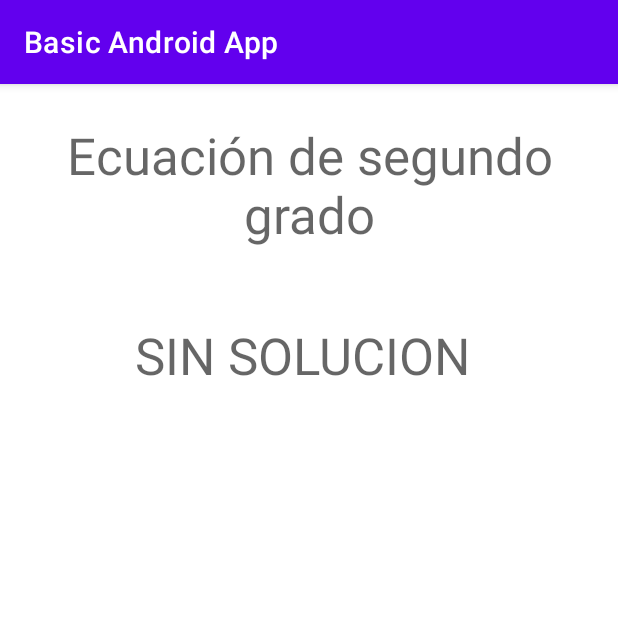
After one commit to WilsonAG/basic-android-app, an Android app: the EcRoots screen opened directly, with no data from a screen before it, on a phone screen of 412 x 824 dp, the top half of it. The commit adds this screen. Run offline under Robolectric (Android 15) with nearby library versions, the phone set to English and light mode, and no system bars.

Commit message:
Second grade equation view and controller

```diff
--- a/app/src/main/AndroidManifest.xml
+++ b/app/src/main/AndroidManifest.xml
@@ -10,6 +10,7 @@
         android:roundIcon="@mipmap/ic_launcher_round"
         android:supportsRtl="true"
         android:theme="@style/Theme.BasicAndroidApp">
+        <activity android:name=".EcRoots" />
         <activity android:name=".StudentStatus" />
         <activity
             android:name=".MainActivity"
--- /dev/null
+++ b/app/src/main/java/com/will/basicandroidapp/EcRoots.java
@@ -0,0 +1,77 @@
+package com.will.basicandroidapp;
+
+import androidx.appcompat.app.AppCompatActivity;
+
+import android.os.Bundle;
+import android.view.View;
+import android.widget.TextView;
+
+import java.text.DecimalFormat;
+
+public class EcRoots extends AppCompatActivity {
+
+    private TextView eq;
+
+    @Override
+    protected void onCreate(Bundle savedInstanceState) {
+        super.onCreate(savedInstanceState);
+        setContentView(R.layout.activity_ec_roots);
+
+        this.eq = findViewById(R.id.equation);
+
+        findViewById(R.id.lblRoots).setVisibility(View.INVISIBLE);
+
+        this.initActivity();
+    }
+
+    private void solveEq(int a, int b, int c) {
+
+        TextView lblRoots = findViewById(R.id.lblRoots),
+                sol1 = findViewById(R.id.root1),
+                sol2 = findViewById(R.id.root2);
+
+        try {
+            double root = Math.pow(b, 2) - (4 * a * c);
+            double x1 = -b + Math.sqrt(root);
+            double x2 = -b - Math.sqrt(root);
+
+            x1 =  x1 / (2 * a);
+            x2 = x2 / (2 * a);
+
+            if (Double.isNaN(x1) || Double.isNaN(x2)){
+                this.eq.setText(R.string.no_sol);
+                lblRoots.setVisibility(View.INVISIBLE);
+                sol1.setVisibility(View.INVISIBLE);
+                sol2.setVisibility(View.INVISIBLE);
+            }
+
+            DecimalFormat df = new DecimalFormat("#.####");
+
+            sol1.setText(new StringBuilder("X1: ").append(df.format(x1)));
+            sol2.setText(new StringBuilder("X2: ").append(df.format(x2)));
+        } catch (Exception ex) {
+            this.eq.setText(R.string.no_sol);
+            lblRoots.setVisibility(View.INVISIBLE);
+            sol1.setVisibility(View.INVISIBLE);
+            sol2.setVisibility(View.INVISIBLE);
+        }
+
+
+    }
+
+    private void initActivity() {
+        int a = getIntent().getIntExtra("a", 0),
+                b = getIntent().getIntExtra("b", 0),
+                c = getIntent().getIntExtra("c", 0);
+
+
+        StringBuilder eqText = new StringBuilder();
+        eqText.append(a).append("x^2 + ");
+        eqText.append(b).append("x + ");
+        eqText.append(c);
+        this.eq.setText(eqText);
+
+        // Solve equation
+        this.solveEq(a, b, c);
+    }
+}
--- a/app/src/main/java/com/will/basicandroidapp/MainActivity.java
+++ b/app/src/main/java/com/will/basicandroidapp/MainActivity.java
@@ -49,7 +49,7 @@ public class MainActivity extends AppCompatActivity implements AdapterView.OnIte
                 break;
             case 1:
                 text.setText(R.string.lbl2);
-                this.etData.setHint("Ej: 2x^2 + 10x + 3");
+                this.etData.setHint("Ej: 2;4;8");
                 break;
             case 2:
                 text.setText(R.string.lbl3);
@@ -73,7 +73,7 @@ public class MainActivity extends AppCompatActivity implements AdapterView.OnIte
 
     private void onClick(View v) {
         String data = this.etData.getText().toString().trim();
-        if (data == null || data.equals("")) {
+        if (data.equals("")) {
             Toast.makeText(this, "Por favor ingrese los datos.", Toast.LENGTH_LONG).show();
             return;
         }
@@ -81,7 +81,29 @@ public class MainActivity extends AppCompatActivity implements AdapterView.OnIte
         Intent nextPage = null;
         switch (selectedItem) {
             case 1:
-                Toast.makeText(this, "Ejercicio 2", Toast.LENGTH_LONG).show();
+                nextPage = new Intent(this, EcRoots.class);
+                try {
+                    String[] values = data.split(";");
+                    int a = Integer.parseInt(values[0]),
+                            b = Integer.parseInt(values[1]),
+                            c = Integer.parseInt(values[2]);
+                    if (values.length > 3) {
+                        this.showToast("Solo puede ingresar 3 valores.");
+                        return;
+                    }
+
+                    if (a == 0) {
+                        this.showToast("el valor de a debe ser diferente de 0.");
+                        return;
+                    }
+
+                    nextPage.putExtra("a", a);
+                    nextPage.putExtra("b", b);
+                    nextPage.putExtra("c", c);
+                } catch (Exception ex) {
+                    this.showToast("Ingrese los valores en el formato a;b;c");
+                    return;
+                }
                 break;
             case 2:
                 Toast.makeText(this, " el 3", Toast.LENGTH_LONG).show();
--- /dev/null
+++ b/app/src/main/res/layout/activity_ec_roots.xml
@@ -0,0 +1,100 @@
+<?xml version="1.0" encoding="utf-8"?>
+<androidx.constraintlayout.widget.ConstraintLayout xmlns:android="http://schemas.android.com/apk/res/android"
+    xmlns:app="http://schemas.android.com/apk/res-auto"
+    xmlns:tools="http://schemas.android.com/tools"
+    android:layout_width="match_parent"
+    android:layout_height="match_parent"
+    tools:context=".EcRoots">
+
+    <ScrollView
+        android:layout_width="match_parent"
+        android:layout_height="match_parent">
+
+
+        <androidx.constraintlayout.widget.ConstraintLayout
+            android:layout_width="match_parent"
+            android:layout_height="wrap_content">
+            <TextView
+                android:id="@+id/tvEcRoots"
+                android:layout_width="328dp"
+                android:layout_height="86dp"
+                android:layout_marginStart="16dp"
+                android:layout_marginLeft="16dp"
+                android:layout_marginTop="24dp"
+                android:layout_marginEnd="16dp"
+                android:layout_marginRight="16dp"
+                android:gravity="center"
+                android:text="@string/roots_title"
+                android:textAppearance="@style/TextAppearance.AppCompat.Display1"
+                app:layout_constraintEnd_toEndOf="parent"
+                app:layout_constraintStart_toStartOf="parent"
+                app:layout_constraintTop_toTopOf="parent" />
+
+            <TextView
+                android:id="@+id/equation"
+                android:layout_width="wrap_content"
+                android:layout_height="wrap_content"
+                android:layout_marginStart="16dp"
+                android:layout_marginLeft="16dp"
+                android:layout_marginTop="48dp"
+                android:layout_marginEnd="24dp"
+                android:layout_marginRight="24dp"
+                android:text="@string/equation"
+                android:textAppearance="@style/TextAppearance.AppCompat.Display1"
+                app:layout_constraintEnd_toEndOf="parent"
+                app:layout_constraintHorizontal_bias="0.498"
+                app:layout_constraintStart_toStartOf="parent"
+                app:layout_constraintTop_toBottomOf="@+id/tvEcRoots" />
+
+            <TextView
+                android:id="@+id/lblRoots"
+                android:layout_width="wrap_content"
+                android:layout_height="wrap_content"
+                android:layout_marginStart="16dp"
+                android:layout_marginLeft="16dp"
+                android:layout_marginTop="24dp"
+                android:layout_marginEnd="16dp"
+                android:layout_marginRight="16dp"
+                android:text="@string/lblroots"
+                app:layout_constraintEnd_toEndOf="parent"
+                app:layout_constraintStart_toStartOf="parent"
+                app:layout_constraintTop_toBottomOf="@+id/equation" />
+
+            <TextView
+                android:id="@+id/root1"
+                android:layout_width="120dp"
+                android:layout_height="32dp"
+                android:layout_marginStart="16dp"
+                android:layout_marginLeft="16dp"
+                android:layout_marginTop="24dp"
+                android:layout_marginEnd="16dp"
+                android:layout_marginRight="16dp"
+                android:text="@string/root1"
+                android:textAppearance="@style/TextAppearance.AppCompat.Large"
+                app:layout_constraintEnd_toEndOf="parent"
+                app:layout_constraintHorizontal_bias="0.351"
+                app:layout_constraintStart_toStartOf="parent"
+                app:layout_constraintTop_toBottomOf="@+id/lblRoots" />
+
+            <TextView
+                android:id="@+id/root2"
+                android:layout_width="120dp"
+                android:layout_height="32dp"
+                android:layout_marginStart="16dp"
+                android:layout_marginLeft="16dp"
+                android:layout_marginTop="16dp"
+                android:layout_marginEnd="16dp"
+                android:layout_marginRight="16dp"
+                android:layout_marginBottom="16dp"
+                android:text="@string/root2"
+                android:textAppearance="@style/TextAppearance.AppCompat.Large"
+                app:layout_constraintBottom_toBottomOf="parent"
+                app:layout_constraintEnd_toEndOf="parent"
+                app:layout_constraintHorizontal_bias="0.351"
+                app:layout_constraintStart_toStartOf="parent"
+                app:layout_constraintTop_toBottomOf="@+id/root1"
+                app:layout_constraintVertical_bias="0.0" />
+
+        </androidx.constraintlayout.widget.ConstraintLayout>
+    </ScrollView>
+</androidx.constraintlayout.widget.ConstraintLayout>
--- a/app/src/main/res/layout/activity_student_status.xml
+++ b/app/src/main/res/layout/activity_student_status.xml
@@ -21,23 +21,24 @@
         android:id="@+id/tvStatus"
         android:layout_width="wrap_content"
         android:layout_height="wrap_content"
-        android:layout_marginBottom="364dp"
+        android:layout_marginTop="24dp"
+        android:layout_marginBottom="160dp"
         android:textAppearance="@style/TextAppearance.AppCompat.Display2"
         app:layout_constraintBottom_toBottomOf="parent"
         app:layout_constraintEnd_toEndOf="parent"
-        app:layout_constraintHorizontal_bias="0.497"
-        app:layout_constraintStart_toStartOf="parent" />
+        app:layout_constraintHorizontal_bias="0.498"
+        app:layout_constraintStart_toStartOf="parent"
+        app:layout_constraintTop_toBottomOf="@+id/tvMessage"
+        app:layout_constraintVertical_bias="0.0" />
 
     <TextView
         android:id="@+id/tvMessage"
         android:layout_width="wrap_content"
         android:layout_height="wrap_content"
-        android:layout_marginTop="8dp"
-        android:layout_marginBottom="8dp"
+        android:layout_marginTop="24dp"
         android:text="@string/lblmessage"
-        app:layout_constraintBottom_toTopOf="@+id/tvStatus"
         app:layout_constraintEnd_toEndOf="parent"
+        app:layout_constraintHorizontal_bias="0.499"
         app:layout_constraintStart_toStartOf="parent"
-        app:layout_constraintTop_toBottomOf="@+id/tvStudentStatus"
-        app:layout_constraintVertical_bias="1.0" />
+        app:layout_constraintTop_toBottomOf="@+id/tvStudentStatus" />
 </androidx.constraintlayout.widget.ConstraintLayout>
--- a/app/src/main/res/values/strings.xml
+++ b/app/src/main/res/values/strings.xml
@@ -15,12 +15,12 @@
     </string-array>
 
     <string name="lbl1">Ingrese la nota</string>
-    <string name="lbl2">Ingrese una ecuacion de segundo grado</string>
+    <string name="lbl2">Ingrese una ecuacion(ax^2+bx+c)</string>
     <string name="lbl3">Ingrese un año</string>
     <string name="lbl4">Ingrese una fecha</string>
     <string name="lbl5">Ingrese tres numeros</string>
 
-<!--    Strings of StudentStatus Activity-->
+    <!--    Strings of StudentStatus Activity-->
     <string name="studentStatus">Estado del estudiante</string>
     <string name="lblmessage">El estudiante se encuentra:</string>
     <string name="bad_opt">MALO</string>
@@ -29,8 +29,15 @@
     <string name="excellent_opt">EXCELENTE</string>
 
     <!--    Strings of SQRT Activity -->
-<!--    Strings of LeapYear Activity-->
-<!--    Strings of MyExactYear Activity-->
-<!--    Strings of MCM Activity-->
+    <string name="roots_title">Ecuación de segundo grado</string>
+    <string name="equation">1x^2 + 4x +8</string>
+    <string name="lblroots">Las raices son:</string>
+    <string name="root1"> sol1</string>
+    <string name="root2">sol2</string>
+    <string name="no_sol">SIN SOLUCION</string>
+
+    <!--    Strings of LeapYear Activity-->
+    <!--    Strings of MyExactYear Activity-->
+    <!--    Strings of MCM Activity-->
 
 </resources>
```
